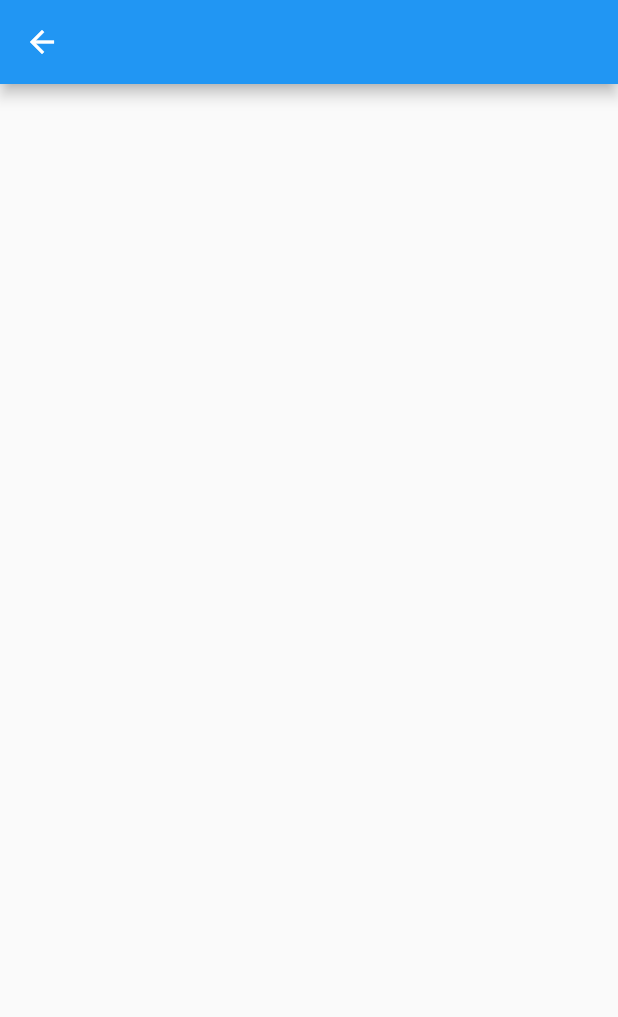
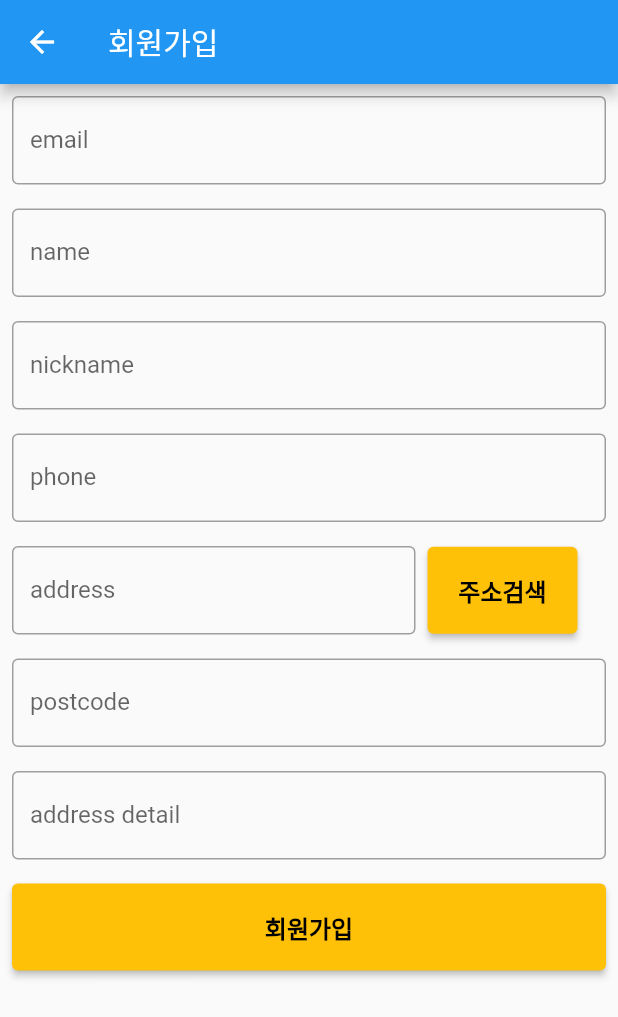
Before and after one commit to EthanYJLee/Semosin_Flutter_RL, a Flutter app: the Signup screen opened directly, on a phone screen of 412 x 824 dp. Shown: the top 1017 px of the screen. Run offline on Flutter 3.47's test engine with Material 2 defaults, Android fonts, the phone set to English and light mode, and no system bars; our stand-ins replace firebase_core; accounts and stored records are empty.

Commit message:
[수정] Signup Screen UI틀 업로드

```diff
--- a/semosin/lib/services/address_api.dart
+++ b/semosin/lib/services/address_api.dart
@@ -1,10 +1,10 @@
-class EmailApi {
-  /// 날짜 :2023.03.13
-  /// 작성자 : 권순형
+class AddressAPI {
+  /// 날짜 : 2023.03.13
+  /// 작성자 : 송명철, 신오수
   /// 만든이 :
-  /// 내용 : 구글 로그인 API와 연결 하는 함수
-  /// 비고 : 리턴 값 있을 시 알려주고 그 값을 받아와야 되는 값들을 model에 만들기
-  Future<void> googleLogin() async {
-    // google API와 연결하여 로그인 하는 기능 구현
+  /// 내용 : 주소 API와 연결 하는 함수
+  /// 비고 : 받아와야 되는 값들을 model에 만들기
+  Future<void> addressInsert() async {
+    // 주소 API와 연결하여 주소 입력 하는 기능 구현
   }
 }
--- a/semosin/lib/view/signup.dart
+++ b/semosin/lib/view/signup.dart
@@ -12,24 +12,140 @@ class Signup extends StatefulWidget {
 /// 만든이 :
 /// 내용 : sign up 화면
 class _SignupState extends State<Signup> {
+  late TextEditingController emailTextController;
+  late TextEditingController nameTextController;
+  late TextEditingController nicknameTextController;
+  late TextEditingController phoneTextController;
+  late TextEditingController address1TextController;
+  late TextEditingController address2TextController;
+  late TextEditingController postcodeTextController;
+
+  @override
+  void initState() {
+    super.initState();
+    emailTextController = TextEditingController();
+    nameTextController = TextEditingController();
+    nicknameTextController = TextEditingController();
+    phoneTextController = TextEditingController();
+    address1TextController = TextEditingController();
+    address2TextController = TextEditingController();
+    postcodeTextController = TextEditingController();
+  }
+
   @override
   Widget build(BuildContext context) {
-    return Scaffold(
-      appBar: AppBar(), //
-      body: Center(
+    return GestureDetector(
+      onTap: () => FocusScope.of(context).unfocus(),
+      child: Scaffold(
+        appBar: AppBar(
+          title: const Text('회원가입'),
+        ), //
+        body: SingleChildScrollView(
+          child: Center(
             child: Column(
               children: [
                 // email - tf (disabled)
+                textFormField(emailTextController, true,
+                    TextInputType.emailAddress, 'email', null),
                 // name - tf
+                textFormField(nameTextController, false, TextInputType.text,
+                    'name', null),
                 // nickname - tf : nicknameDuplicationCheck()
+                textFormField(nicknameTextController, false, TextInputType.text,
+                    'nickname', null),
                 // sex - radio button
                 // phone - tf
+                textFormField(phoneTextController, false, TextInputType.phone,
+                    'phone', null),
                 // address1- tf(disabled) - api
-            // postcode - tf(disabled) - api
-            // address2 - tf
-            // 회원가입 버튼 : insertUserInfo()
+                Row(
+                  children: [
+                    SizedBox(
+                      width: 285,
+                      child: textFormField(address1TextController, true,
+                          TextInputType.text, 'address', null),
+                    ),
+                    SizedBox(
+                      width: 100,
+                      height: 58,
+                      child: ElevatedButton(
+                        style: ElevatedButton.styleFrom(
+                            backgroundColor: Colors.amber),
+                        onPressed: () {
+                          addressAPI();
+                        },
+                        child: const Text(
+                          '주소검색',
+                          style: TextStyle(
+                            color: Colors.black,
+                            fontSize: 16,
+                            fontWeight: FontWeight.bold,
+                          ),
+                        ),
+                      ),
+                    ),
                   ],
                 ),
+                // postcode - tf(disabled) - api
+                textFormField(postcodeTextController, true,
+                    TextInputType.number, 'postcode', null),
+                // address2 - tf
+                textFormField(address2TextController, false, TextInputType.text,
+                    'address detail', null),
+                // 회원가입 버튼 : insertUserInfo()
+                Padding(
+                  padding: const EdgeInsets.all(8.0),
+                  child: SizedBox(
+                    width: 400,
+                    height: 58,
+                    child: ElevatedButton(
+                      style: ElevatedButton.styleFrom(
+                          backgroundColor: Colors.amber),
+                      onPressed: () {},
+                      child: const Text(
+                        '회원가입',
+                        style: TextStyle(
+                          color: Colors.black,
+                          fontSize: 16,
+                          fontWeight: FontWeight.bold,
+                        ),
+                      ),
+                    ),
+                  ),
+                ),
+              ],
+            ),
+          ),
+        ),
+      ),
+    );
+  }
+
+  textFormField(controller, readOnly, keyboardType, label, onChanged) {
+    return Padding(
+      padding: const EdgeInsets.all(8.0),
+      child: TextFormField(
+        controller: controller,
+        readOnly: readOnly,
+        keyboardType: keyboardType,
+        decoration: InputDecoration(
+          label: Text(label),
+          enabledBorder: const OutlineInputBorder(
+            borderSide: BorderSide(
+              width: 1,
+              color: Colors.grey,
+            ),
+          ),
+          focusedBorder: const OutlineInputBorder(
+            borderSide: BorderSide(
+              width: 1,
+              color: Colors.grey,
+            ),
+          ),
+        ),
+        onChanged: (value) {
+          onChanged;
+        },
       ),
     );
   }
```
Lines whose indentation alone changed are shown as unchanged.
